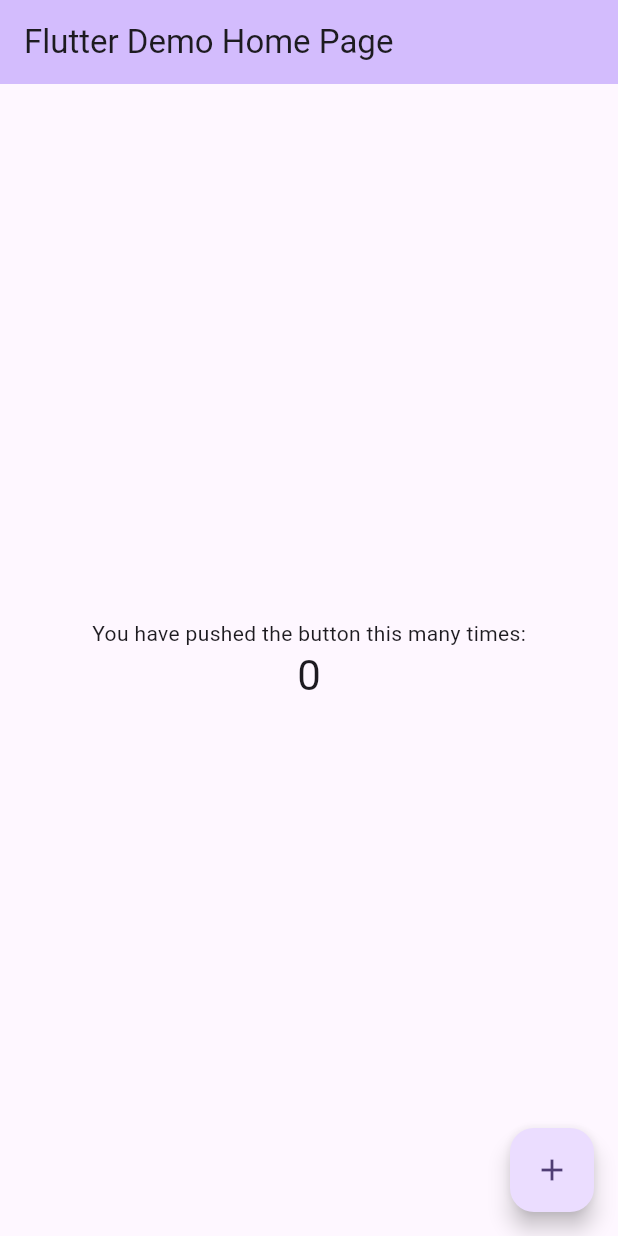
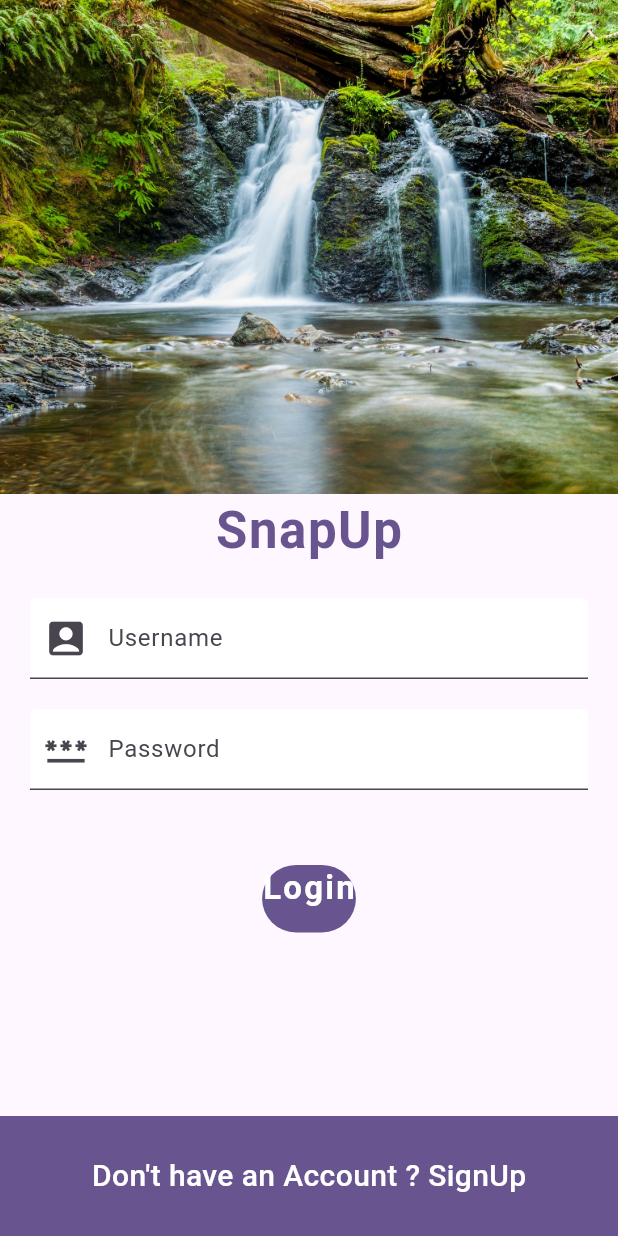
Before and after one commit to JayrajSinh16/UI_Practice, a Flutter app: the screen it shows after launch, on a phone screen of 412 x 824 dp. Run offline on Flutter 3.47's test engine with Material 2 defaults, Android fonts, the phone set to English and light mode, and no system bars.

Commit message:
Created Basic Login Page and Added Assets folder

```diff
--- a/social_media_app_ui/lib/main.dart
+++ b/social_media_app_ui/lib/main.dart
@@ -1,4 +1,5 @@
 import 'package:flutter/material.dart';
+import 'package:social_media_app_ui/screens/login_screen.dart';
 
 void main() {
   runApp(const MyApp());
@@ -6,120 +7,16 @@ void main() {
 
 class MyApp extends StatelessWidget {
   const MyApp({super.key});
-
-  // This widget is the root of your application.
   @override
   Widget build(BuildContext context) {
     return MaterialApp(
       title: 'Flutter Demo',
+      debugShowCheckedModeBanner: false,
       theme: ThemeData(
-        // This is the theme of your application.
-        //
-        // TRY THIS: Try running your application with "flutter run". You'll see
-        // the application has a blue toolbar. Then, without quitting the app,
-        // try changing the seedColor in the colorScheme below to Colors.green
-        // and then invoke "hot reload" (save your changes or press the "hot
-        // reload" button in a Flutter-supported IDE, or press "r" if you used
-        // the command line to start the app).
-        //
-        // Notice that the counter didn't reset back to zero; the application
-        // state is not lost during the reload. To reset the state, use hot
-        // restart instead.
-        //
-        // This works for code too, not just values: Most code changes can be
-        // tested with just a hot reload.
         colorScheme: ColorScheme.fromSeed(seedColor: Colors.deepPurple),
         useMaterial3: true,
       ),
-      home: const MyHomePage(title: 'Flutter Demo Home Page'),
+      home: const LoginScreen(),
     );
   }
 }
-
-class MyHomePage extends StatefulWidget {
-  const MyHomePage({super.key, required this.title});
-
-  // This widget is the home page of your application. It is stateful, meaning
-  // that it has a State object (defined below) that contains fields that affect
-  // how it looks.
-
-  // This class is the configuration for the state. It holds the values (in this
-  // case the title) provided by the parent (in this case the App widget) and
-  // used by the build method of the State. Fields in a Widget subclass are
-  // always marked "final".
-
-  final String title;
-
-  @override
-  State<MyHomePage> createState() => _MyHomePageState();
-}
-
-class _MyHomePageState extends State<MyHomePage> {
-  int _counter = 0;
-
-  void _incrementCounter() {
-    setState(() {
-      // This call to setState tells the Flutter framework that something has
-      // changed in this State, which causes it to rerun the build method below
-      // so that the display can reflect the updated values. If we changed
-      // _counter without calling setState(), then the build method would not be
-      // called again, and so nothing would appear to happen.
-      _counter++;
-    });
-  }
-
-  @override
-  Widget build(BuildContext context) {
-    // This method is rerun every time setState is called, for instance as done
-    // by the _incrementCounter method above.
-    //
-    // The Flutter framework has been optimized to make rerunning build methods
-    // fast, so that you can just rebuild anything that needs updating rather
-    // than having to individually change instances of widgets.
-    return Scaffold(
-      appBar: AppBar(
-        // TRY THIS: Try changing the color here to a specific color (to
-        // Colors.amber, perhaps?) and trigger a hot reload to see the AppBar
-        // change color while the other colors stay the same.
-        backgroundColor: Theme.of(context).colorScheme.inversePrimary,
-        // Here we take the value from the MyHomePage object that was created by
-        // the App.build method, and use it to set our appbar title.
-        title: Text(widget.title),
-      ),
-      body: Center(
-        // Center is a layout widget. It takes a single child and positions it
-        // in the middle of the parent.
-        child: Column(
-          // Column is also a layout widget. It takes a list of children and
-          // arranges them vertically. By default, it sizes itself to fit its
-          // children horizontally, and tries to be as tall as its parent.
-          //
-          // Column has various properties to control how it sizes itself and
-          // how it positions its children. Here we use mainAxisAlignment to
-          // center the children vertically; the main axis here is the vertical
-          // axis because Columns are vertical (the cross axis would be
-          // horizontal).
-          //
-          // TRY THIS: Invoke "debug painting" (choose the "Toggle Debug Paint"
-          // action in the IDE, or press "p" in the console), to see the
-          // wireframe for each widget.
-          mainAxisAlignment: MainAxisAlignment.center,
-          children: <Widget>[
-            const Text(
-              'You have pushed the button this many times:',
-            ),
-            Text(
-              '$_counter',
-              style: Theme.of(context).textTheme.headlineMedium,
-            ),
-          ],
-        ),
-      ),
-      floatingActionButton: FloatingActionButton(
-        onPressed: _incrementCounter,
-        tooltip: 'Increment',
-        child: const Icon(Icons.add),
-      ), // This trailing comma makes auto-formatting nicer for build methods.
-    );
-  }
-}
--- /dev/null
+++ b/social_media_app_ui/lib/screens/login_screen.dart
@@ -0,0 +1,124 @@
+import 'package:flutter/material.dart';
+
+class LoginScreen extends StatefulWidget {
+  const LoginScreen({super.key});
+
+  @override
+  State<LoginScreen> createState() => _LoginScreenState();
+}
+
+class _LoginScreenState extends State<LoginScreen> {
+  @override
+  Widget build(BuildContext context) {
+    return Scaffold(
+      body: SingleChildScrollView(
+        child: SizedBox(
+          height: MediaQuery.of(context).size.height,
+          child: Column(
+            children: [
+              Image(
+                image: const AssetImage(
+                  'assets/images/login_background.jpg',
+                ),
+                height: MediaQuery.of(context).size.height / 2.5,
+                width: double.infinity,
+                fit: BoxFit.cover,
+              ),
+              Text(
+                "SnapUp",
+                style: TextStyle(
+                  color: Theme.of(context).primaryColor,
+                  fontSize: 34.0,
+                  fontWeight: FontWeight.bold,
+                  letterSpacing: 1.0,
+                ),
+              ),
+              const SizedBox(
+                height: 10.0,
+              ),
+              const Padding(
+                padding: EdgeInsets.symmetric(horizontal: 20.0, vertical: 10.0),
+                child: TextField(
+                  decoration: InputDecoration(
+                    contentPadding: EdgeInsets.symmetric(
+                      vertical: 15.0,
+                    ),
+                    fillColor: Colors.white,
+                    filled: true,
+                    hintText: 'Username',
+                    prefixIcon: Icon(
+                      Icons.account_box,
+                      size: 30.0,
+                    ),
+                  ),
+                ),
+              ),
+              const Padding(
+                padding: EdgeInsets.symmetric(horizontal: 20.0, vertical: 10.0),
+                child: TextField(
+                  obscureText: true,
+                  decoration: InputDecoration(
+                    contentPadding: EdgeInsets.symmetric(
+                      vertical: 15.0,
+                    ),
+                    fillColor: Colors.white,
+                    filled: true,
+                    hintText: 'Password',
+                    prefixIcon: Icon(
+                      Icons.password,
+                      size: 30.0,
+                    ),
+                  ),
+                ),
+              ),
+              const SizedBox(
+                height: 40.0,
+              ),
+              GestureDetector(
+                onTap: () {},
+                child: Container(
+                  margin: const EdgeInsets.symmetric(horizontal: 60.0),
+                  height: 45.0,
+                  decoration: BoxDecoration(
+                    color: Theme.of(context).primaryColor,
+                    borderRadius: BorderRadius.circular(30.0),
+                  ),
+                  child: const Text(
+                    'Login',
+                    style: TextStyle(
+                      color: Colors.white,
+                      fontSize: 22.0,
+                      fontWeight: FontWeight.w600,
+                      letterSpacing: 1.5,
+                    ),
+                  ),
+                ),
+              ),
+              Expanded(
+                child: Align(
+                  alignment: FractionalOffset.bottomCenter,
+                  child: GestureDetector(
+                    onTap: (){},
+                    child: Container(
+                      alignment: Alignment.center,
+                      color: Theme.of(context).primaryColor,
+                      height: 80.0,
+                      child: const Text(
+                        "Don't have an Account ? SignUp",
+                        style: TextStyle(
+                          color: Colors.white,
+                          fontSize: 20.0,
+                          fontWeight: FontWeight.w500,
+                        ),
+                      ),
+                    ),
+                  ),
+                ),
+              ),
+            ],
+          ),
+        ),
+      ),
+    );
+  }
+}
--- a/social_media_app_ui/pubspec.yaml
+++ b/social_media_app_ui/pubspec.yaml
@@ -59,8 +59,8 @@ flutter:
   uses-material-design: true
 
   # To add assets to your application, add an assets section, like this:
-  # assets:
-  #   - images/a_dot_burr.jpeg
+  assets:
+   - assets/images/
   #   - images/a_dot_ham.jpeg
 
   # An image asset can refer to one or more resolution-specific "variants", see
```
Also changed, not shown: social_media_app_ui/assets/images/login_background.jpg (added), social_media_app_ui/assets/images/post2.jpg (added), social_media_app_ui/assets/images/post3.jpg (added), social_media_app_ui/assets/images/post5.jpg (added), social_media_app_ui/assets/images/user.jpg (added), social_media_app_ui/assets/images/user0.jpg (added), social_media_app_ui/assets/images/user1.jpg (added), social_media_app_ui/assets/images/user2.jpg (added), social_media_app_ui/assets/images/user3.jpg (added), social_media_app_ui/assets/images/user4.jpg (added), social_media_app_ui/assets/images/user5.jpg (added), social_media_app_ui/assets/images/user6.jpg (added), social_media_app_ui/assets/images/user_background.jpg (added), 3 other files.
